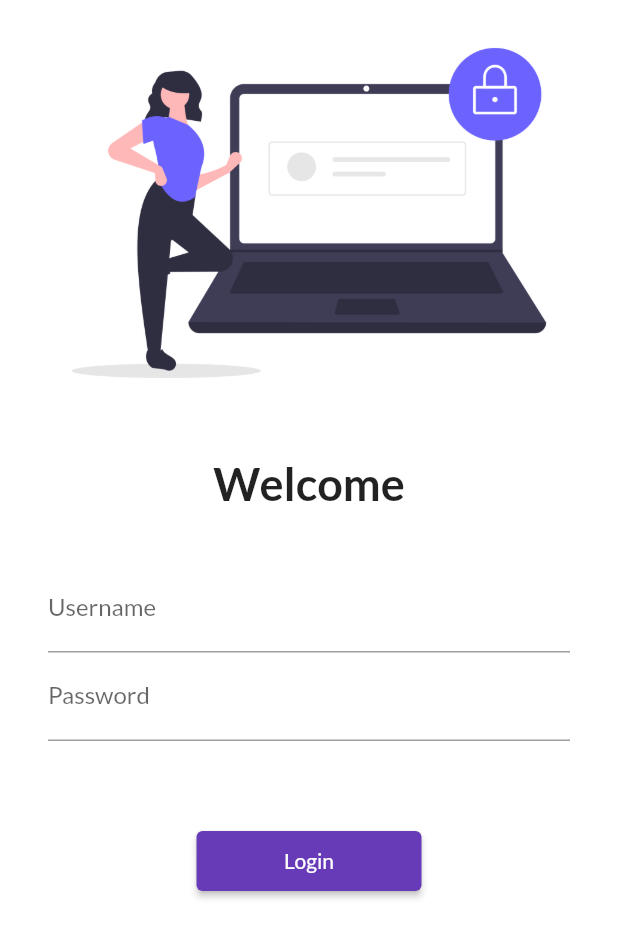
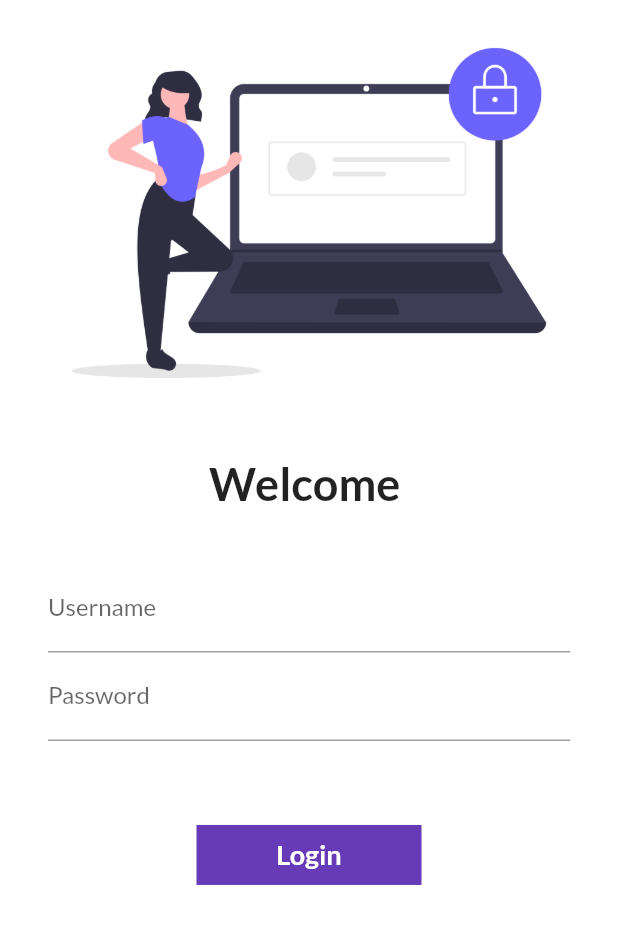
Before and after one commit to ZeeshanAliTll/FlutterCataLogApp, a Flutter app: the screen it shows after launch, on a phone screen of 412 x 824 dp. Shown: the top 938 px of the screen. Run offline on Flutter 3.47's test engine with Material 2 defaults, Android fonts, the phone set to English and light mode, and no system bars; our stand-ins replace google_fonts.

Commit message:
Day 6 Completed

```diff
--- a/lib/pages/login_Page.dart
+++ b/lib/pages/login_Page.dart
@@ -1,11 +1,18 @@
 import 'package:flutter/material.dart';
 import 'package:flutter_application/utils/routes.dart';
 
-class LoginPage extends StatelessWidget {
+class LoginPage extends StatefulWidget {
   const LoginPage({Key? key}) : super(key: key);
 
   @override
+  State<LoginPage> createState() => _LoginPageState();
+}
+
+class _LoginPageState extends State<LoginPage> {
+  @override
   Widget build(BuildContext context) {
+    String name = "";
+    bool ChangeButton = false;
     return Material(
         color: Colors.white,
         child: Column(
@@ -18,7 +25,7 @@ class LoginPage extends StatelessWidget {
               height: 20.0,
             ),
             Text(
-              "Welcome",
+              "Welcome $name",
               style: TextStyle(fontSize: 30, fontWeight: FontWeight.bold),
             ),
             SizedBox(
@@ -32,6 +39,10 @@ class LoginPage extends StatelessWidget {
                   TextFormField(
                     decoration: InputDecoration(
                         hintText: "Enter Username", labelText: "Username"),
+                    onChanged: (value) {
+                      name = value;
+                      setState(() {});
+                    },
                   ),
                   TextFormField(
                     obscureText: true,
@@ -46,13 +57,43 @@ class LoginPage extends StatelessWidget {
             SizedBox(
               height: 40.0,
             ),
-            ElevatedButton(
-              child: Text("Login"),
-              style: TextButton.styleFrom(minimumSize: Size(150, 40)),
-              onPressed: () {
+
+            InkWell(
+              onTap: () async {
+                setState(() {
+                  ChangeButton = true;
+                });
+                await Future.delayed(Duration(seconds: 1));
                 Navigator.pushNamed(context, MyRoutes.HomeRoute);
               },
+              child: AnimatedContainer(
+                duration: Duration(seconds: 1),
+                width: ChangeButton ? 50 : 150,
+                height: 40,
+                alignment: Alignment.center,
+                child: Text(
+                  "Login",
+                  style: TextStyle(
+                    color: Colors.white,
+                    fontWeight: FontWeight.bold,
+                    fontSize: 18,
+                  ),
+                ),
+                decoration: BoxDecoration(
+                    color: Colors.deepPurple,
+                    shape: ChangeButton ? BoxShape.circle : BoxShape.rectangle
+
+                    //borderRadius: BorderRadius.circular(8),
+                    ),
+              ),
             )
+            // ElevatedButton(
+            //   child: Text("Login"),
+            //   style: TextButton.styleFrom(minimumSize: Size(150, 40)),
+            //   onPressed: () {
+            //     Navigator.pushNamed(context, MyRoutes.HomeRoute);
+            //   },
+            // )
           ],
         ));
   }
```
